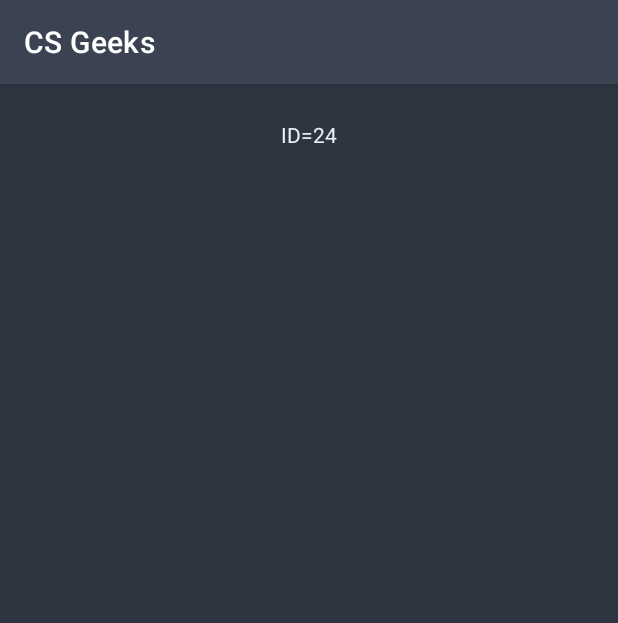
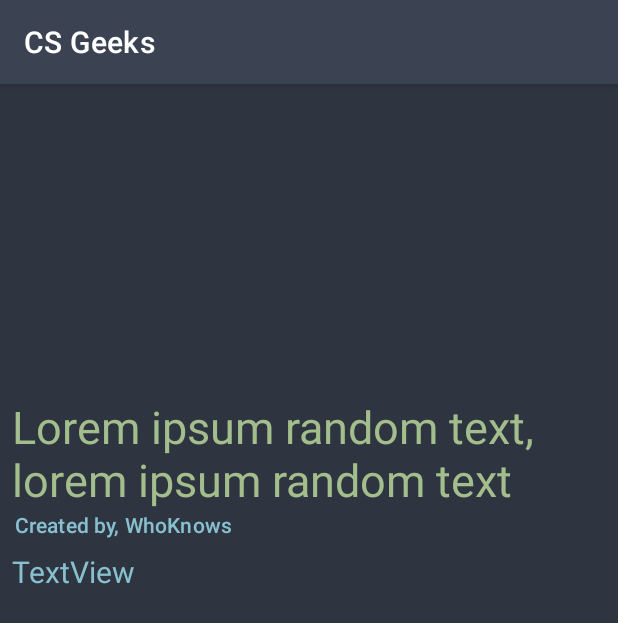
Before and after one commit to mrwhoknows55/csgeeks-blog-app, an Android app: the fragment ArticleFragment placed in its activity, on a phone screen of 412 x 824 dp. Shown: the top 623 px of the screen. Run offline under Robolectric (Android 15) with nearby library versions, the phone set to English and light mode, and no system bars; network calls fail; pictures from the network do not load; 4 statements that could not run were skipped.

Commit message:
now articles are visible in article fragment

```diff
--- a/app/src/main/java/com/mrwhoknows/csgeeks/adapter/ArticleListAdapter.kt
+++ b/app/src/main/java/com/mrwhoknows/csgeeks/adapter/ArticleListAdapter.kt
@@ -47,7 +47,6 @@ class ArticleListAdapter(private val articleMetaList: ArticleList) :
 
             val inputDateFormatter =
                 SimpleDateFormat("yyyy-MM-dd'T'HH:mm:ss.SSS+00:00", Locale.getDefault())
-                // SimpleDateFormat("yyyy-MM-dd'T'HH:mm:ss.SSSZ", Locale.getDefault())
             inputDateFormatter.timeZone = TimeZone.getTimeZone("UTC")
 
             val outputDateFormatter =
--- a/app/src/main/java/com/mrwhoknows/csgeeks/ui/ArticlesListFragment.kt
+++ b/app/src/main/java/com/mrwhoknows/csgeeks/ui/ArticlesListFragment.kt
@@ -41,7 +41,6 @@ class ArticlesListFragment : Fragment(R.layout.fragment_articles_list) {
             val postMetaResponse = RetrofitInstance.api.getAllPosts()
 
             if (postMetaResponse.isSuccessful) {
-                Log.d(TAG, "onCreate: ${postMetaResponse.body().toString()}")
                 if (postMetaResponse.body()!!.success) {
                     withContext(Dispatchers.Main) {
                         initRecyclerView(postMetaResponse.body()!!)
--- a/app/src/main/res/layout/fragment_article.xml
+++ b/app/src/main/res/layout/fragment_article.xml
@@ -6,15 +6,54 @@
     android:layout_height="match_parent"
     android:background="@color/colorPrimaryDark">
 
+    <ImageView
+        android:id="@+id/ivArticleThumbnail"
+        android:layout_width="0dp"
+        android:layout_height="200dp"
+        android:layout_marginStart="8dp"
+        android:layout_marginTop="8dp"
+        android:layout_marginEnd="8dp"
+        android:scaleType="centerCrop"
+        app:layout_constraintEnd_toEndOf="parent"
+        app:layout_constraintStart_toStartOf="parent"
+        app:layout_constraintTop_toTopOf="parent"
+        tools:srcCompat="@drawable/ic_launcher_background" />
 
     <TextView
-        android:id="@+id/tvID"
+        android:id="@+id/tvArticleTitle"
+        android:layout_width="0dp"
+        android:layout_height="wrap_content"
+        android:layout_marginStart="8dp"
+        android:layout_marginEnd="2dp"
+        android:text="Lorem ipsum random text, lorem ipsum random text "
+        android:textColor="@color/colorNordGreen"
+        android:textSize="30sp"
+        app:layout_constraintEnd_toEndOf="parent"
+        app:layout_constraintStart_toStartOf="parent"
+        app:layout_constraintTop_toBottomOf="@+id/ivArticleThumbnail" />
+
+    <TextView
+        android:id="@+id/tvAuthorName"
         android:layout_width="wrap_content"
         android:layout_height="wrap_content"
-        android:layout_marginTop="24dp"
-        android:text="ID=24"
-        android:textColor="@color/colorTextPrimary"
+        android:layout_marginStart="10dp"
+        android:text="Created by, WhoKnows"
+        android:textAppearance="@style/TextAppearance.MaterialComponents.Subtitle2"
+        android:textColor="#88C0D0"
+        app:layout_constraintStart_toStartOf="parent"
+        app:layout_constraintTop_toBottomOf="@+id/tvArticleTitle" />
+
+    <TextView
+        android:id="@+id/tvArticleBody"
+        android:layout_width="0dp"
+        android:layout_height="wrap_content"
+        android:layout_marginStart="8dp"
+        android:layout_marginTop="8dp"
+        android:layout_marginEnd="8dp"
+        android:text="TextView"
+        android:textColor="#88C0D0"
+        android:textSize="20sp"
         app:layout_constraintEnd_toEndOf="parent"
         app:layout_constraintStart_toStartOf="parent"
-        app:layout_constraintTop_toTopOf="parent" />
+        app:layout_constraintTop_toBottomOf="@+id/tvAuthorName" />
 </androidx.constraintlayout.widget.ConstraintLayout>
```
Also changed, not shown: app/src/main/java/com/mrwhoknows/csgeeks/ui/ArticleFragment.kt (+38 -1 lines).
